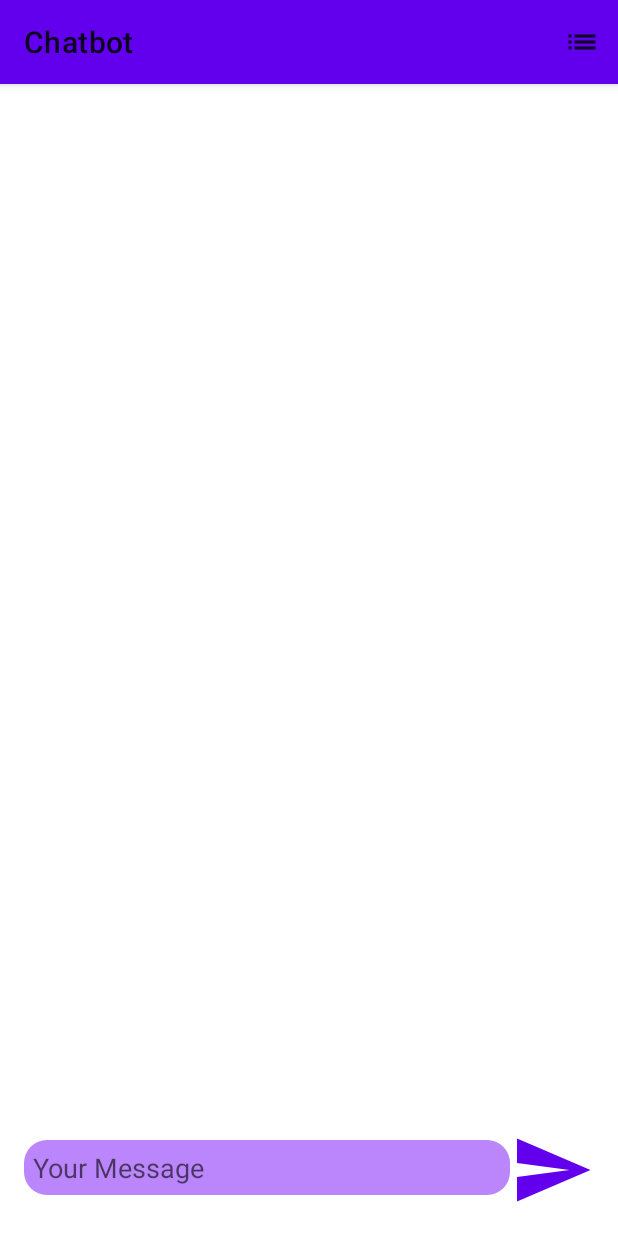
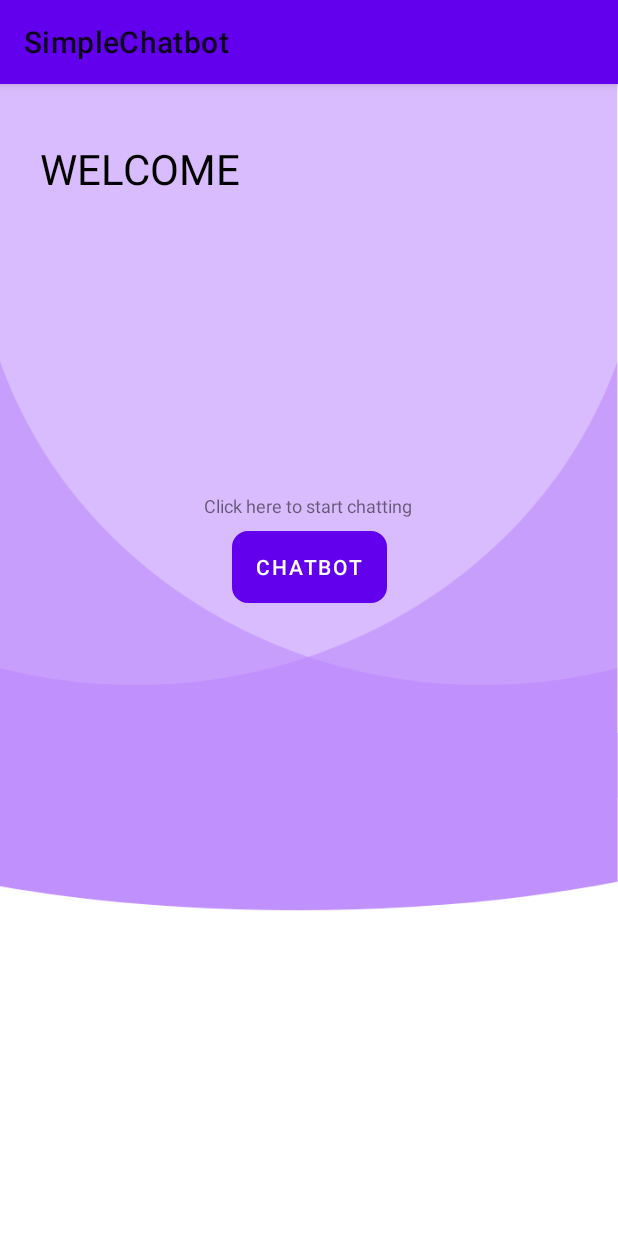
Before and after one commit to LeopoldStraub/SimpleChatbot, an Android app: the screen it shows after launch (ChatActivity before the commit, PreActivity after it), on a phone screen of 412 x 824 dp. Run offline under Robolectric (Android 15) with nearby library versions, the phone set to English and light mode, and no system bars.

Commit message:
PreActivity

```diff
--- a/app/src/main/java/com/example/simplechatbot/MainActivity.java
+++ b/app/src/main/java/com/example/simplechatbot/MainActivity.java
@@ -38,7 +38,7 @@ public class MainActivity extends AppCompatActivity {
                             String title = intent.getStringExtra(AddMessageActivity.EXTRA_TEXT);
                             String description = intent.getStringExtra(AddMessageActivity.EXTRA_ANSWER);
 
-                           Message message = new Message(title,description,"01.01.2021"); // set Date
+                           Message message = new Message(title,description,1);
                             messageViewModel.insert(message);
                             Toast.makeText(MainActivity.this, "Message saved", Toast.LENGTH_SHORT).show();
                             break;
--- a/app/src/main/java/com/example/simplechatbot/MessageRepository.java
+++ b/app/src/main/java/com/example/simplechatbot/MessageRepository.java
@@ -72,7 +72,7 @@ public class MessageRepository {
 
     public void learn(String text1, String answer1) {
         MessageDatabase.databaseWriteExecutor.execute(() -> {
-            Message m = new Message(text1, answer1,"01.01.2000");
+            Message m = new Message(text1, answer1,1);
             mMessageDao.learn(m);
         });
     }
--- /dev/null
+++ b/app/src/main/java/com/example/simplechatbot/PreActivity.java
@@ -0,0 +1,30 @@
+package com.example.simplechatbot;
+
+import android.content.Intent;
+import android.os.Bundle;
+import android.view.View;
+import android.widget.Button;
+
+import androidx.annotation.Nullable;
+import androidx.appcompat.app.AppCompatActivity;
+
+public class PreActivity extends AppCompatActivity {
+
+    Button button_start;
+
+    @Override
+    protected void onCreate(@Nullable Bundle savedInstanceState) {
+        super.onCreate(savedInstanceState);
+        setContentView(R.layout.activity_pre);
+
+        button_start = findViewById(R.id.start_button);
+
+        button_start.setOnClickListener(new View.OnClickListener() {
+            @Override
+            public void onClick(View v) {
+               Intent intent = new Intent(PreActivity.this, ChatActivity.class);
+               startActivity(intent);
+            }
+        });
+    }
+}
--- /dev/null
+++ b/app/src/main/res/drawable/start_button_shape.xml
@@ -0,0 +1,23 @@
+<?xml version="1.0" encoding="utf-8"?>
+<shape xmlns:android="http://schemas.android.com/apk/res/android"
+    android:shape="rectangle">
+
+    <corners
+        android:topLeftRadius="10dp"
+        android:topRightRadius="10dp"
+        android:bottomLeftRadius="10dp"
+        android:bottomRightRadius="10dp"
+        />
+    <solid
+        android:color="@color/purple_200"
+        />
+    <padding
+        android:left="0dp"
+        android:top="0dp"
+        android:right="0dp"
+        android:bottom="0dp"
+        />
+    <stroke android:width="1dp" android:color="@color/purple_500"/>
+
+
+</shape>
--- /dev/null
+++ b/app/src/main/res/layout/activity_pre.xml
@@ -0,0 +1,48 @@
+<?xml version="1.0" encoding="utf-8"?>
+<androidx.constraintlayout.widget.ConstraintLayout
+    xmlns:android="http://schemas.android.com/apk/res/android"
+    xmlns:app="http://schemas.android.com/apk/res-auto"
+    xmlns:tools="http://schemas.android.com/tools"
+    android:layout_width="match_parent"
+    android:layout_height="match_parent"
+    android:background="@drawable/pre_screen">
+
+    <Button
+        android:id="@+id/start_button"
+        android:background="@drawable/start_button_shape"
+        android:layout_width="wrap_content"
+        android:layout_height="wrap_content"
+        android:text="Chatbot"
+        app:layout_constraintBottom_toBottomOf="parent"
+        app:layout_constraintEnd_toEndOf="parent"
+        app:layout_constraintStart_toStartOf="parent"
+        app:layout_constraintTop_toTopOf="parent"
+        app:layout_constraintVertical_bias="0.414" />
+
+    <TextView
+        android:id="@+id/textView"
+        android:layout_width="wrap_content"
+        android:layout_height="wrap_content"
+        android:text="WELCOME"
+        android:textSize="28sp"
+        android:textColor="@color/black"
+        app:layout_constraintBottom_toBottomOf="parent"
+        app:layout_constraintEnd_toEndOf="parent"
+        app:layout_constraintHorizontal_bias="0.096"
+        app:layout_constraintStart_toStartOf="parent"
+        app:layout_constraintTop_toTopOf="parent"
+        app:layout_constraintVertical_bias="0.051" />
+
+    <TextView
+        android:id="@+id/textView2"
+        android:layout_width="wrap_content"
+        android:layout_height="wrap_content"
+        android:text="Click here to start chatting"
+        android:textSize="12sp"
+        app:layout_constraintBottom_toTopOf="@+id/start_button"
+        app:layout_constraintEnd_toEndOf="parent"
+        app:layout_constraintHorizontal_bias="0.498"
+        app:layout_constraintStart_toStartOf="parent"
+        app:layout_constraintTop_toTopOf="parent"
+        app:layout_constraintVertical_bias="0.969" />
+</androidx.constraintlayout.widget.ConstraintLayout>
```
Also changed, not shown: app/src/main/AndroidManifest.xml (+12 -3 lines), app/src/main/java/com/example/simplechatbot/Message.java (+7 -7 lines), app/src/main/java/com/example/simplechatbot/MessageDatabase.java (+4 -4 lines), app/src/main/res/drawable-hdpi/pre_screen.png (added), app/src/main/res/drawable-ldpi/pre_screen.png (added), app/src/main/res/drawable-mdpi/pre_screen.png (added), app/src/main/res/drawable-xhdpi/pre_screen.png (added), app/src/main/res/drawable-xxhdpi/pre_screen.png (added), app/src/main/res/drawable-xxxhdpi/pre_screen.png (added).
